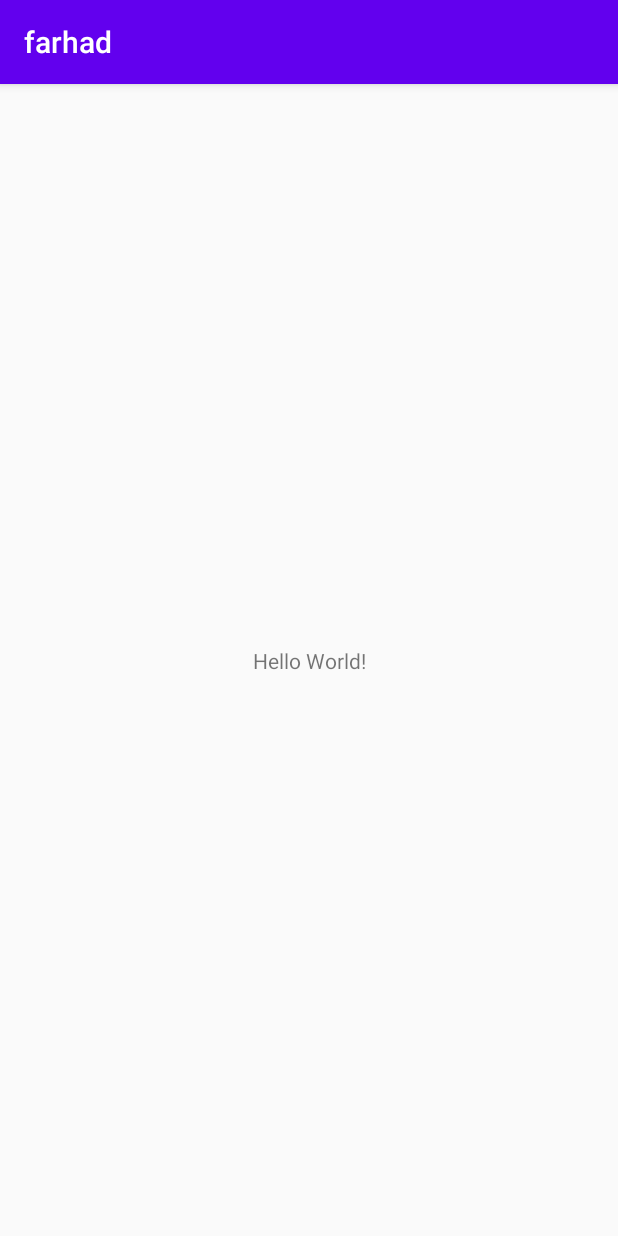
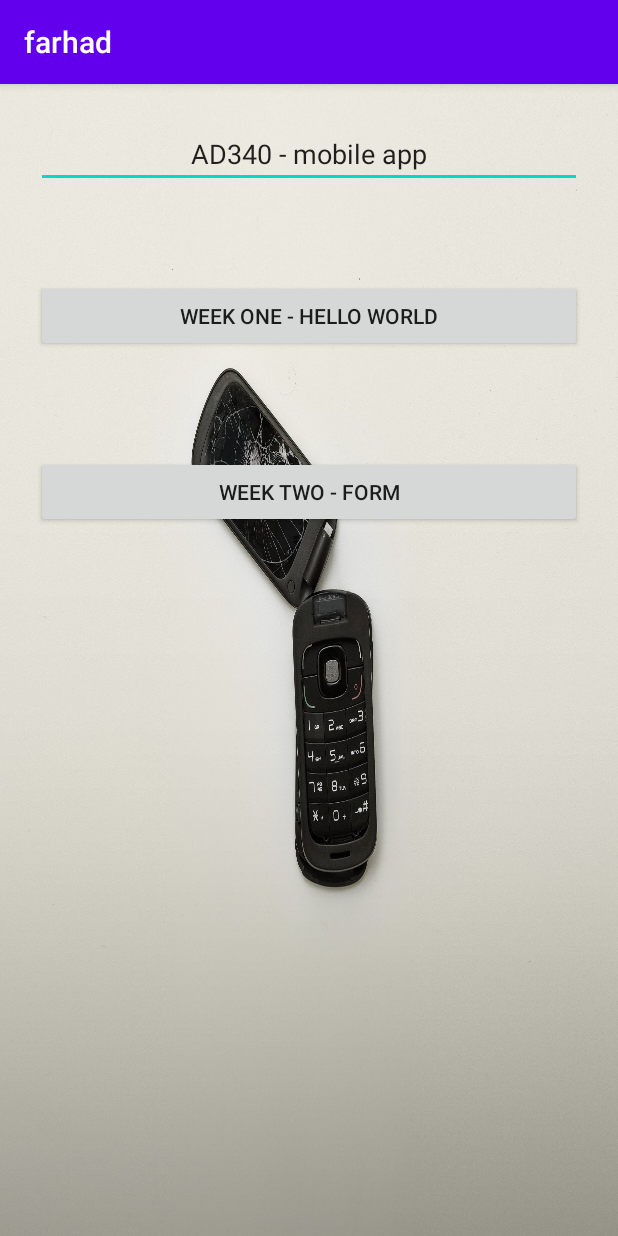
Before and after one commit to farhadbahrehmandhenry/farhadAD340, an Android app: the screen it shows after launch (MainActivity), on a phone screen of 412 x 824 dp. Run offline under Robolectric (Android 15) with nearby library versions, the phone set to English and light mode, and no system bars.

Commit message:
add files

```diff
--- a/app/build.gradle
+++ b/app/build.gradle
@@ -32,7 +32,9 @@ dependencies {
     implementation fileTree(dir: 'libs', include: ['*.jar'])
     implementation 'androidx.appcompat:appcompat:1.1.0'
     implementation 'androidx.constraintlayout:constraintlayout:1.1.3'
+    implementation 'androidx.wear:wear:1.0.0'
     testImplementation 'junit:junit:4.12'
     androidTestImplementation 'androidx.test.ext:junit:1.1.1'
     androidTestImplementation 'androidx.test.espresso:espresso-core:3.2.0'
+    compileOnly 'com.google.android.wearable:wearable:2.5.0'
 }
--- a/app/src/main/java/com/example/farhad/MainActivity.java
+++ b/app/src/main/java/com/example/farhad/MainActivity.java
@@ -1,7 +1,6 @@
 package com.example.farhad;
 
 import androidx.appcompat.app.AppCompatActivity;
-
 import android.os.Bundle;
 
 public class MainActivity extends AppCompatActivity {
--- a/app/src/main/res/layout/activity_main.xml
+++ b/app/src/main/res/layout/activity_main.xml
@@ -4,15 +4,48 @@
     xmlns:tools="http://schemas.android.com/tools"
     android:layout_width="match_parent"
     android:layout_height="match_parent"
+    android:background="@drawable/background"
     tools:context=".MainActivity">
 
-    <TextView
-        android:layout_width="wrap_content"
+    <Button
+        android:id="@+id/weekOneButton"
+        android:layout_width="0dp"
         android:layout_height="wrap_content"
-        android:text="Hello World!"
+        android:layout_marginStart="24dp"
+        android:layout_marginEnd="24dp"
+        android:layout_marginBottom="8dp"
+        android:text="@string/week_one_hello_world"
+        app:layout_constraintBottom_toTopOf="@+id/weekTwoButton"
+        app:layout_constraintEnd_toEndOf="parent"
+        app:layout_constraintHorizontal_bias="0.496"
+        app:layout_constraintStart_toStartOf="parent"
+        app:layout_constraintTop_toBottomOf="@+id/AD340Text" />
+
+    <Button
+        android:id="@+id/weekTwoButton"
+        android:layout_width="0dp"
+        android:layout_height="wrap_content"
+        android:layout_marginStart="24dp"
+        android:layout_marginEnd="24dp"
+        android:layout_marginBottom="472dp"
+        android:text="@string/week_two_form"
         app:layout_constraintBottom_toBottomOf="parent"
-        app:layout_constraintLeft_toLeftOf="parent"
-        app:layout_constraintRight_toRightOf="parent"
+        app:layout_constraintEnd_toEndOf="parent"
+        app:layout_constraintHorizontal_bias="0.0"
+        app:layout_constraintStart_toStartOf="parent" />
+
+    <EditText
+        android:id="@+id/AD340Text"
+        android:layout_width="0dp"
+        android:layout_height="wrap_content"
+        android:layout_marginStart="24dp"
+        android:layout_marginTop="24dp"
+        android:layout_marginEnd="24dp"
+        android:ems="10"
+        android:inputType="textPersonName"
+        android:text="@string/ad340_mobile_app"
+        android:textAlignment="center"
+        app:layout_constraintEnd_toEndOf="parent"
+        app:layout_constraintStart_toStartOf="parent"
         app:layout_constraintTop_toTopOf="parent" />
-
 </androidx.constraintlayout.widget.ConstraintLayout>
--- /dev/null
+++ b/app/src/main/res/values-round/strings.xml
@@ -0,0 +1,3 @@
+<resources>
+    <string name="hello_world">Hello Round World!</string>
+</resources>
--- a/app/src/main/res/values/strings.xml
+++ b/app/src/main/res/values/strings.xml
@@ -1,3 +1,16 @@
 <resources>
     <string name="app_name">farhad</string>
+    <string name="week_one_hello_world">week one - hello world</string>
+    <string name="week_two_form">week two - form</string>
+    <string name="ad340_mobile_app">AD340 - mobile app</string>
+    <string name="bahrehmand_farhad_04_13_2020">Bahrehmand, Farhad 04/13/2020</string>
+    <string name="https_github_com_farhadbahrehmandhenry_farhadbahrehmandhelloworld">https://github.com/farhadbahrehmandhenry/FarhadBahrehmandHelloWorld</string>
+    <string name="github_url">Github URL:</string>
+    <string name="click_me">Click Me!!</string>
+    <string name="title_activity_week_one">weekOneActivity</string>
+    <!--
+    This string is used for square devices and overridden by hello_world in
+    values-round/strings.xml for round devices.
+    -->
+    <string name="hello_world">Hello Square World!</string>
 </resources>
```
Also changed, not shown: app/src/main/AndroidManifest.xml (+30 -4 lines), app/src/main/res/values/dimens.xml (added, +15 -0 lines), app/src/main/res/drawable/background.jpg (added), app/src/main/res/drawable/hello_world_1.png (added), app/src/main/res/drawable/hello_world_2.png (added).
